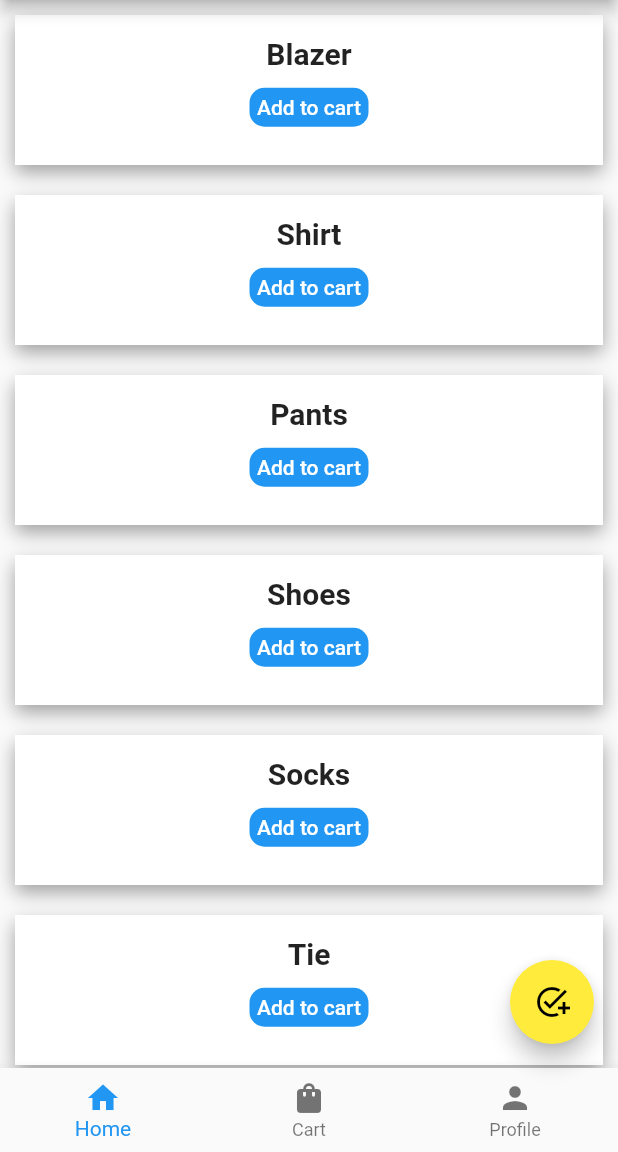
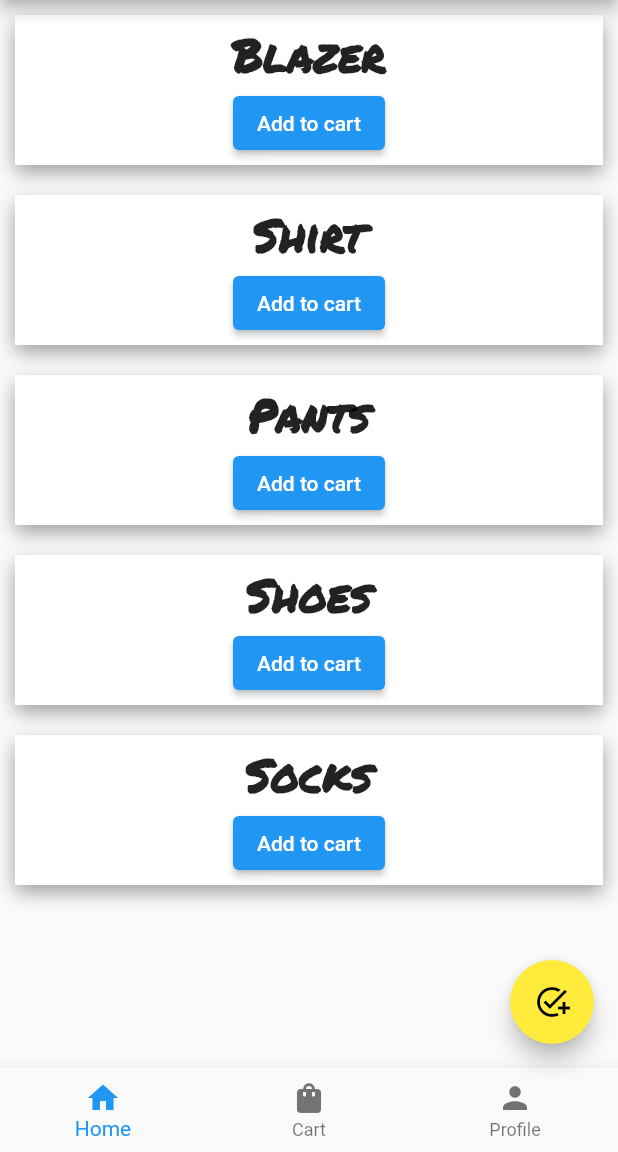
Before and after one commit to Suraj-Subedi/flutter_group, a Flutter app: the screen it shows after launch, on a phone screen of 412 x 824 dp, the part 84-1236 px from its top. Run offline on Flutter 3.47's test engine with Material 2 defaults, Android fonts, the phone set to English and light mode, and no system bars; our stand-ins replace google_fonts.

Commit message:
adding packages

```diff
--- a/lib/home.dart
+++ b/lib/home.dart
@@ -1,4 +1,5 @@
 import 'package:flutter/material.dart';
+import 'package:google_fonts/google_fonts.dart';
 
 class Home extends StatefulWidget {
   const Home({super.key});
@@ -48,7 +49,7 @@ class _HomeState extends State<Home> {
     return Scaffold(
       body: SafeArea(
         child: ListView.builder(
-          itemCount: products.length,
+          itemCount: 5,
           itemBuilder: (context, index) {
             return ProductCard(name: products[index]['name']!);
           },
@@ -206,26 +207,29 @@ class ProductCard extends StatelessWidget {
         children: [
           Text(
             name,
-            style: const TextStyle(
-              fontSize: 20,
+            style: TextStyle(
+              fontFamily: GoogleFonts.permanentMarker().fontFamily,
+              fontSize: 30,
               fontWeight: FontWeight.bold,
             ),
           ),
-          TextButton(
-              onPressed: () {},
-              child: Container(
-                padding: const EdgeInsets.all(5),
-                decoration: const BoxDecoration(
-                  color: Colors.blue,
-                  borderRadius: BorderRadius.all(Radius.circular(10)),
-                ),
-                child: const Text(
-                  "Add to cart",
-                  style: TextStyle(
-                    color: Colors.white,
-                  ),
-                ),
-              ))
+          ElevatedButton(onPressed: () {}, child: const Text("Add to cart")),
+          // TextButton(
+          //   onPressed: () {},
+          //   child: Container(
+          //     padding: const EdgeInsets.all(5),
+          //     decoration: const BoxDecoration(
+          //       color: Colors.blue,
+          //       borderRadius: BorderRadius.all(Radius.circular(10)),
+          //     ),
+          //     child: const Text(
+          //       "Add to cart",
+          //       style: TextStyle(
+          //         color: Colors.white,
+          //       ),
+          //     ),
+          //   ),
+          // )
         ],
       ),
     );
--- a/pubspec.yaml
+++ b/pubspec.yaml
@@ -34,6 +34,7 @@ dependencies:
   # The following adds the Cupertino Icons font to your application.
   # Use with the CupertinoIcons class for iOS style icons.
   cupertino_icons: ^1.0.2
+  google_fonts: ^4.0.4
 
 dev_dependencies:
   flutter_test:
```
Also changed, not shown: pubspec.lock, 1 other file.
